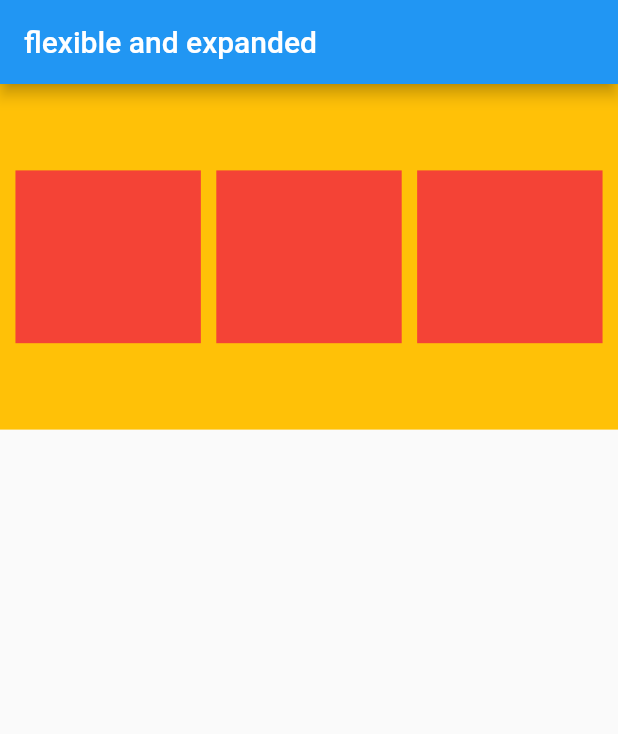
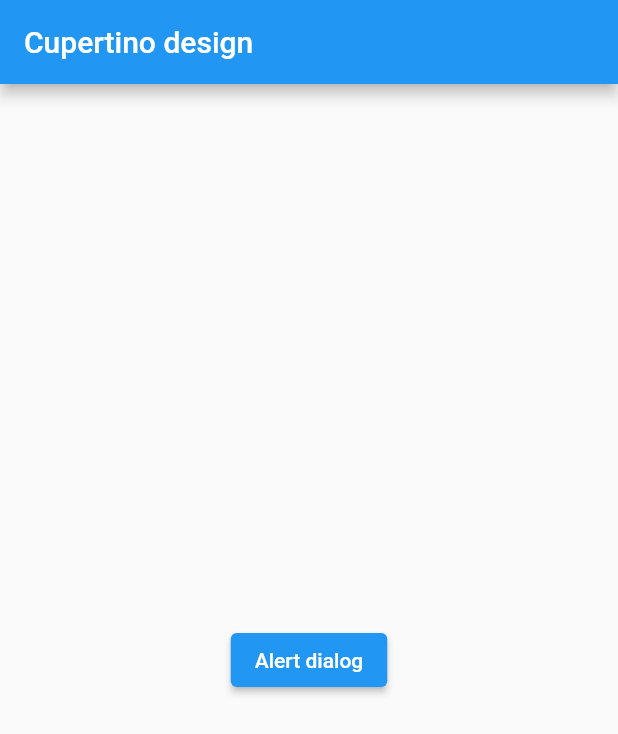
Before and after one commit to alfarelzaki/dart_fundamental, a Flutter app: the screen it shows after launch, on a phone screen of 412 x 824 dp. Shown: the top 734 px of the screen. Run offline on Flutter 3.47's test engine with Material 2 defaults, Android fonts, the phone set to English and light mode, and no system bars; our stand-ins replace faker.

Commit message:
cupertino

```diff
--- a/lib/main.dart
+++ b/lib/main.dart
@@ -1,8 +1,11 @@
 import 'dart:math';
 
 import 'package:faker/faker.dart';
+import 'package:flutter/cupertino.dart';
 import 'package:flutter/material.dart';
 import 'package:flutter/services.dart';
+
+import 'dart:io';
 
 main() {
   // make device orientation potrait only
@@ -28,48 +31,55 @@ class MyApp extends StatelessWidget {
 class HomePage extends StatelessWidget {
   @override
   Widget build(BuildContext context) {
-    final widthApp = MediaQuery.of(context).size.width;
-    final heightApp = MediaQuery.of(context).size.height;
-    final paddingTop = MediaQuery.of(context).padding.top;
-
-    final myAppBar = AppBar(title: Text("flexible and expanded"));
-
-    final heightBody = heightApp - paddingTop - myAppBar.preferredSize.height;
-
     return Scaffold(
-      appBar: myAppBar,
-      body: Container(
-        color: Colors.amber,
-        height: heightBody * 0.3,
-        width: widthApp,
-        child: Row(
-          mainAxisAlignment: MainAxisAlignment.spaceEvenly,
-          children: [
-            MyContainer(widthApp),
-            MyContainer(widthApp),
-            MyContainer(widthApp),
-          ],
+        appBar: AppBar(
+          title: Text(
+            "Cupertino design",
+          ),
         ),
-      ),
-    );
+        body: Center(
+          child: ElevatedButton(
+            onPressed: () {
+              showDialog(
+                  context: context,
+                  builder: (context) {
+                    return Platform.isIOS
+                        ? CupertinoAlertDialog(
+                            title: Text("Delete item"),
+                            content: Text(
+                              "Are you sure you want to delete this item?",
+                            ),
+                            actions: [
+                              TextButton(
+                                onPressed: () {},
+                                child: Text("No"),
+                              ),
+                              TextButton(
+                                onPressed: () {},
+                                child: Text("Yes"),
+                              ),
+                            ],
+                          )
+                        : AlertDialog(
+                            title: Text("Delete item"),
+                            content: Text(
+                              "Are you sure you want to delete this item?",
+                            ),
+                            actions: [
+                              TextButton(
+                                onPressed: () {},
+                                child: Text("No"),
+                              ),
+                              TextButton(
+                                onPressed: () {},
+                                child: Text("Yes"),
+                              ),
+                            ],
+                          );
+                  });
+            },
+            child: Text("Alert dialog"),
+          ),
+        ));
   }
 }
-
-class MyContainer extends StatelessWidget {
-  final double widthApp;
-
-  MyContainer(this.widthApp);
-
-  @override
-  Widget build(BuildContext context) {
-    return LayoutBuilder(
-      builder: (context, constraints) {
-        return Container(
-          height: constraints.maxHeight * 0.5,
-          width: widthApp * 0.3,
-          color: Colors.red,
-        );
-      },
-    );
-  }
-}
```
